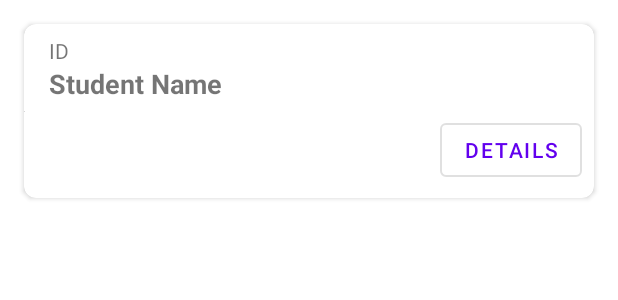
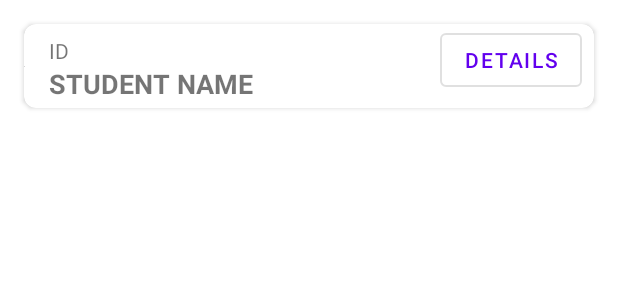
Before and after one commit to imaderama/160419075_AdvWeek4, an Android app: the layout student_list_item.xml on its own in the app's theme, with its tools: preview values and no code run, on a phone screen of 412 x 824 dp. Shown: the top 300 px of the screen. Run offline under Robolectric (Android 15) with nearby library versions, the phone set to English and light mode, and no system bars.

```diff
--- a/app/src/main/res/layout/fragment_student_detail.xml
+++ b/app/src/main/res/layout/fragment_student_detail.xml
@@ -36,7 +36,7 @@
             app:layout_constraintTop_toBottomOf="@+id/imageView2">
 
             <com.google.android.material.textfield.TextInputEditText
-                android:id="@+id/txtId"
+                android:id="@+id/txtIdS"
                 android:layout_width="match_parent"
                 android:layout_height="wrap_content" />
         </com.google.android.material.textfield.TextInputLayout>
@@ -56,7 +56,7 @@
             app:layout_constraintTop_toBottomOf="@+id/textInputLayout2">
 
             <com.google.android.material.textfield.TextInputEditText
-                android:id="@+id/txtName"
+                android:id="@+id/txtNameS"
                 android:layout_width="match_parent"
                 android:layout_height="wrap_content" />
         </com.google.android.material.textfield.TextInputLayout>
--- a/app/src/main/res/layout/student_list_item.xml
+++ b/app/src/main/res/layout/student_list_item.xml
@@ -33,6 +33,17 @@
                 app:layout_constraintTop_toTopOf="parent"
                 tools:srcCompat="@tools:sample/avatars" />
 
+            <Button
+                android:id="@+id/btnDetail"
+                style="@style/Widget.MaterialComponents.Button.OutlinedButton"
+                android:layout_width="wrap_content"
+                android:layout_height="wrap_content"
+                android:layout_marginEnd="8dp"
+                android:layout_marginBottom="8dp"
+                android:text="DETAILS"
+                app:layout_constraintBottom_toBottomOf="parent"
+                app:layout_constraintEnd_toEndOf="parent" />
+
             <TextView
                 android:id="@+id/txtId"
                 android:layout_width="wrap_content"
@@ -48,26 +59,13 @@
                 android:layout_width="0dp"
                 android:layout_height="wrap_content"
                 android:layout_marginStart="16dp"
-                android:layout_marginEnd="8dp"
-                android:text="Student Name"
+                android:layout_marginEnd="16dp"
+                android:text="STUDENT NAME"
                 android:textSize="18sp"
                 android:textStyle="bold"
                 app:layout_constraintEnd_toEndOf="parent"
                 app:layout_constraintStart_toEndOf="@+id/imageView"
                 app:layout_constraintTop_toBottomOf="@+id/txtId" />
-
-            <Button
-                android:id="@+id/btnDetail"
-                style="@style/Widget.MaterialComponents.Button.OutlinedButton"
-                android:layout_width="wrap_content"
-                android:layout_height="wrap_content"
-                android:layout_marginTop="8dp"
-                android:layout_marginEnd="8dp"
-                android:layout_marginBottom="8dp"
-                android:text="DETAILS"
-                app:layout_constraintBottom_toBottomOf="parent"
-                app:layout_constraintEnd_toEndOf="parent"
-                app:layout_constraintTop_toBottomOf="@+id/txtName" />
         </androidx.constraintlayout.widget.ConstraintLayout>
     </androidx.cardview.widget.CardView>
 </androidx.constraintlayout.widget.ConstraintLayout>
```
Also changed, not shown: app/src/main/java/id/ac/ubaya/informatika/advweek4/model/Model.kt (added, +9 -0 lines), app/src/main/java/id/ac/ubaya/informatika/advweek4/view/StudentListAdapter.kt (added, +27 -0 lines).
